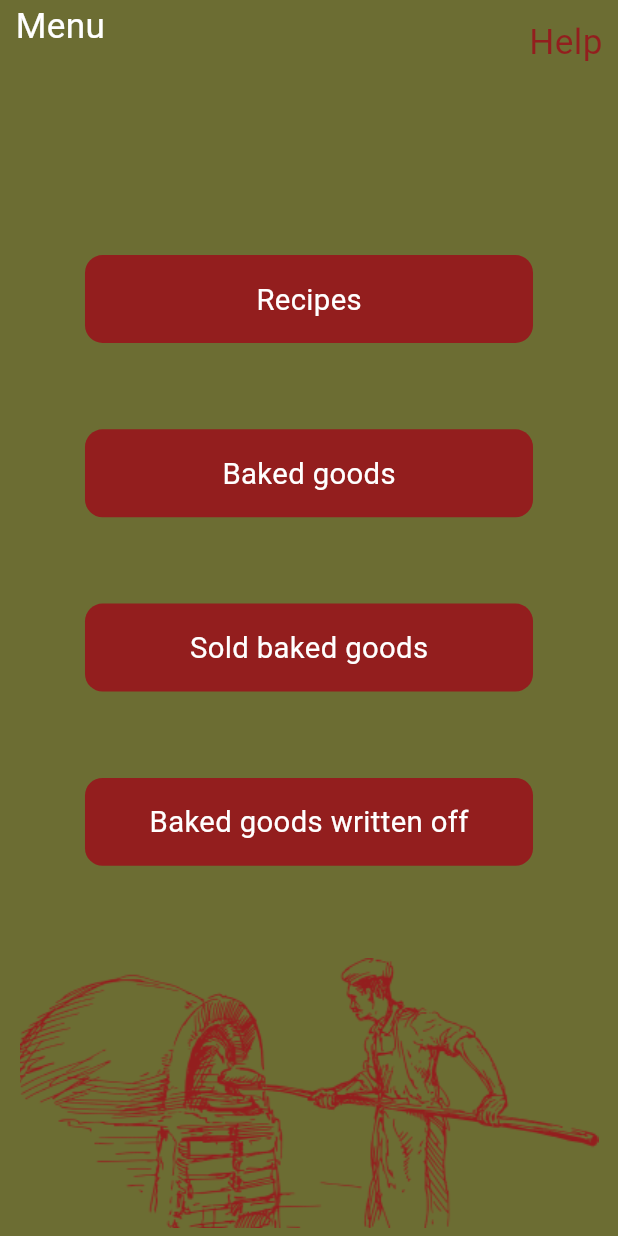
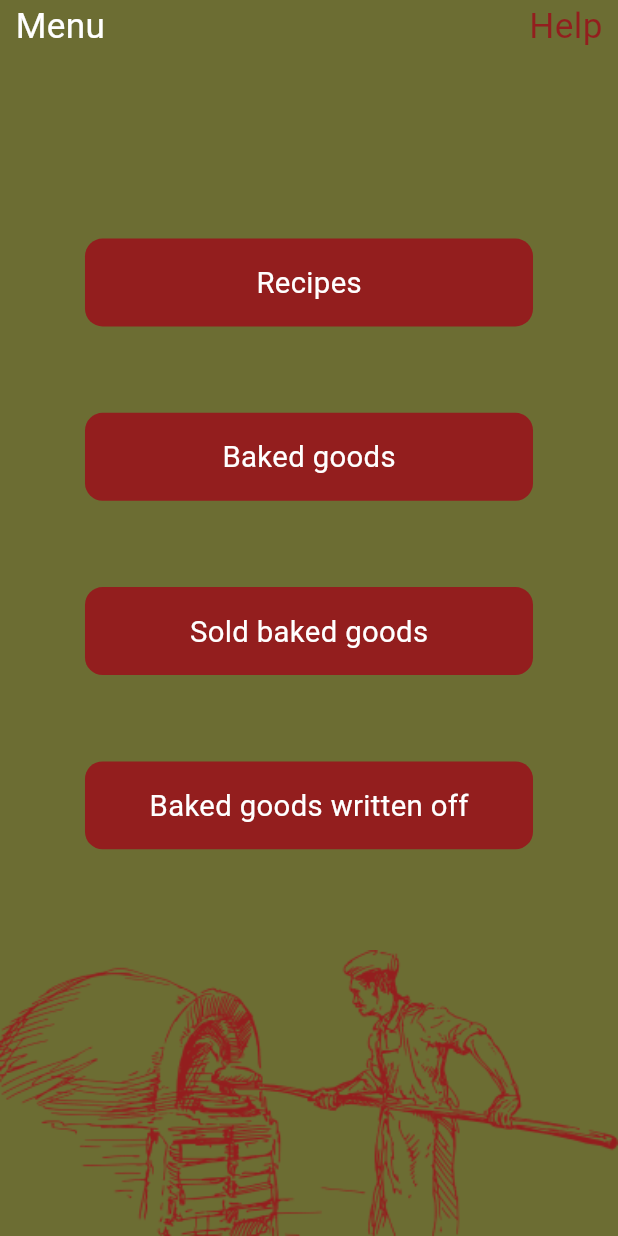
Before and after one commit to tuiaaraok/Flavor-Delight, a Flutter app: the screen it shows after launch, on a phone screen of 412 x 824 dp. Run offline on Flutter 3.47's test engine with Material 3 defaults, Android fonts, the phone set to English and light mode, and no system bars; our stand-ins replace dropdown_button2, flutter_screenutil, hive, hive_flutter, iconsax_plus, keyboard_actions; missing offline and left inert: launch_review; accounts and stored records are empty.

Commit message:
ipad fix

```diff
--- a/lib/baked_page.dart
+++ b/lib/baked_page.dart
@@ -819,7 +819,6 @@ class _BakedPageState extends State<BakedPage> {
                                                 MainAxisAlignment.spaceBetween,
                                             children: [
                                               Container(
-                                                height: 30.h,
                                                 width: 80.w,
                                                 decoration: BoxDecoration(
                                                     borderRadius:
@@ -844,7 +843,6 @@ class _BakedPageState extends State<BakedPage> {
                                                 )),
                                               ),
                                               Container(
-                                                height: 30.h,
                                                 width: 145.w,
                                                 decoration: BoxDecoration(
                                                     borderRadius:
--- a/lib/menu_page.dart
+++ b/lib/menu_page.dart
@@ -19,16 +19,23 @@ class _MenuPageState extends State<MenuPage> {
   @override
   Widget build(BuildContext context) {
     return Scaffold(
-      appBar: AppBar(
-        leading: Padding(
+      body: Padding(
+        padding: EdgeInsets.only(top: MediaQuery.paddingOf(context).top),
+        child: Container(
+          width: double.infinity,
+          height: double.infinity,
+          child: Column(
+            children: [
+              Row(
+                mainAxisAlignment: MainAxisAlignment.spaceBetween,
+                children: [
+                  Padding(
                     padding: EdgeInsets.only(left: 10.w),
                     child: Text(
                       "Menu",
                       style: TextStyle(fontSize: 24.sp, color: Colors.white),
                     ),
                   ),
-        leadingWidth: 200.w,
-        actions: [
                   Padding(
                     padding: EdgeInsets.only(right: 10.w),
                     child: GestureDetector(
@@ -42,17 +49,13 @@ class _MenuPageState extends State<MenuPage> {
                       },
                       child: Text(
                         "Help",
-                style: TextStyle(fontSize: 24.sp, color: Color(0xFF931E1E)),
+                        style: TextStyle(
+                            fontSize: 24.sp, color: Color(0xFF931E1E)),
                       ),
                     ),
                   ),
                 ],
               ),
-      body: Container(
-        width: double.infinity,
-        height: double.infinity,
-        child: Column(
-          children: [
               Spacer(),
               Padding(
                 padding: EdgeInsets.only(top: 59.h),
@@ -168,11 +171,13 @@ class _MenuPageState extends State<MenuPage> {
                 height: 195.h,
                 decoration: BoxDecoration(
                     image: DecorationImage(
+                        fit: BoxFit.fill,
                         image: AssetImage("assets/menu_page.png"))),
               )
             ],
           ),
         ),
+      ),
     );
   }
 }
--- a/lib/sold_baked_page.dart
+++ b/lib/sold_baked_page.dart
@@ -874,7 +874,6 @@ class _SoldBakedPageState extends State<SoldBakedPage> {
                                                 MainAxisAlignment.spaceBetween,
                                             children: [
                                               Container(
-                                                height: 30.h,
                                                 width: 80.w,
                                                 decoration: BoxDecoration(
                                                     borderRadius:
@@ -899,7 +898,6 @@ class _SoldBakedPageState extends State<SoldBakedPage> {
                                                 )),
                                               ),
                                               Container(
-                                                height: 30.h,
                                                 width: 145.w,
                                                 decoration: BoxDecoration(
                                                     borderRadius:
--- a/lib/write_of_bakeg.dart
+++ b/lib/write_of_bakeg.dart
@@ -860,7 +860,6 @@ class _WriteOfBakegState extends State<WriteOfBakeg> {
                                                 MainAxisAlignment.spaceBetween,
                                             children: [
                                               Container(
-                                                height: 30.h,
                                                 width: 80.w,
                                                 decoration: BoxDecoration(
                                                     borderRadius:
@@ -886,7 +885,6 @@ class _WriteOfBakegState extends State<WriteOfBakeg> {
                                                 )),
                                               ),
                                               Container(
-                                                height: 30.h,
                                                 width: 145.w,
                                                 decoration: BoxDecoration(
                                                     borderRadius:
```
Also changed, not shown: lib/info_page.dart (+18 -13 lines). Lines whose indentation alone changed are shown as unchanged.
